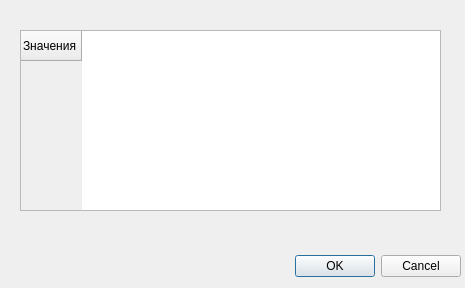
First picture: the form in src/info_service/info_service_new_instance.ui, repository PaiNt-git/study.mag_diploma, before the edit.
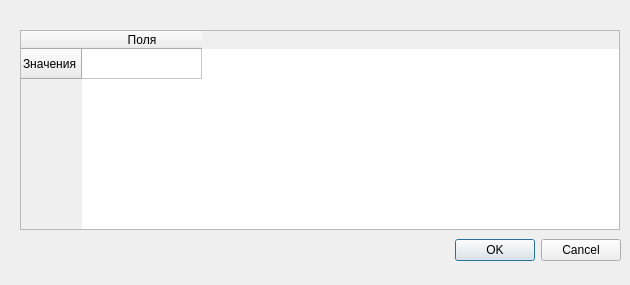
Second picture: the form after the edit. Icons and pictures are not drawn.

```diff
--- a/src/info_service/info_service_new_instance.ui
+++ b/src/info_service/info_service_new_instance.ui
@@ -6,20 +6,48 @@
    <rect>
     <x>0</x>
     <y>0</y>
-    <width>465</width>
-    <height>288</height>
+    <width>630</width>
+    <height>285</height>
    </rect>
   </property>
+  <property name="sizePolicy">
+   <sizepolicy hsizetype="Preferred" vsizetype="MinimumExpanding">
+    <horstretch>0</horstretch>
+    <verstretch>0</verstretch>
+   </sizepolicy>
+  </property>
+  <property name="minimumSize">
+   <size>
+    <width>630</width>
+    <height>285</height>
+   </size>
+  </property>
+  <property name="maximumSize">
+   <size>
+    <width>630</width>
+    <height>285</height>
+   </size>
+  </property>
   <property name="windowTitle">
    <string>Dialog</string>
   </property>
+  <property name="windowIcon">
+   <iconset>
+    <normaloff>icon.ico</normaloff>icon.ico</iconset>
+  </property>
+  <property name="sizeGripEnabled">
+   <bool>false</bool>
+  </property>
+  <property name="modal">
+   <bool>false</bool>
+  </property>
   <widget class="QDialogButtonBox" name="buttonBox">
    <property name="geometry">
     <rect>
      <x>10</x>
-     <y>250</y>
-     <width>451</width>
-     <height>32</height>
+     <y>230</y>
+     <width>611</width>
+     <height>41</height>
     </rect>
    </property>
    <property name="orientation">
@@ -34,15 +62,47 @@
     <rect>
      <x>20</x>
      <y>30</y>
-     <width>421</width>
-     <height>181</height>
+     <width>600</width>
+     <height>200</height>
     </rect>
    </property>
+   <property name="sizePolicy">
+    <sizepolicy hsizetype="Expanding" vsizetype="Maximum">
+     <horstretch>0</horstretch>
+     <verstretch>0</verstretch>
+    </sizepolicy>
+   </property>
+   <property name="minimumSize">
+    <size>
+     <width>600</width>
+     <height>200</height>
+    </size>
+   </property>
+   <property name="maximumSize">
+    <size>
+     <width>600</width>
+     <height>200</height>
+    </size>
+   </property>
+   <property name="baseSize">
+    <size>
+     <width>600</width>
+     <height>100</height>
+    </size>
+   </property>
+   <attribute name="horizontalHeaderDefaultSectionSize">
+    <number>120</number>
+   </attribute>
    <row>
     <property name="text">
      <string>Значения</string>
     </property>
    </row>
+   <column>
+    <property name="text">
+     <string>Поля</string>
+    </property>
+   </column>
   </widget>
  </widget>
  <resources/>
```
